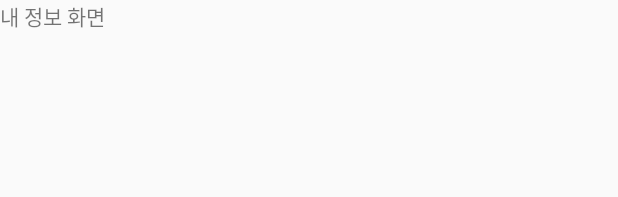
After one commit to smlrkh1107/SignIn_and_Intent_Address, an Android app: the layout activity_my_page.xml on its own in the app's theme, with its tools: preview values and no code run, on a phone screen of 412 x 824 dp. The commit adds this screen. Shown: the top 197 px of the screen. Run offline under Robolectric (Android 15) with nearby library versions, the phone set to English and light mode, and no system bars.

Commit message:
새 액티비티 추가
<!--        액티비티 추가되면~~ 액티비티가 추가되는게 보이니~~?-->
<!--        뭐가먼저 실행될 것 같니 ??? intent-Filter가 들어가있는거 먼저 실행된단다-->

```diff
--- a/app/src/main/AndroidManifest.xml
+++ b/app/src/main/AndroidManifest.xml
@@ -9,6 +9,11 @@
         android:roundIcon="@mipmap/ic_launcher_round"
         android:supportsRtl="true"
         android:theme="@style/AppTheme">
+        <activity android:name=".MyPageActivity"></activity>
+
+<!--        액티비티 추가되면~~ 액티비티가 추가되는게 보이니~~?-->
+<!--        뭐가먼저 실행될 것 같니 ??? intent-Filter가 들어가있는거 먼저 실행된단다-->
+
         <activity android:name=".MainActivity">
             <intent-filter>
                 <action android:name="android.intent.action.MAIN" />
--- /dev/null
+++ b/app/src/main/res/layout/activity_my_page.xml
@@ -0,0 +1,15 @@
+<?xml version="1.0" encoding="utf-8"?>
+<LinearLayout xmlns:android="http://schemas.android.com/apk/res/android"
+    xmlns:app="http://schemas.android.com/apk/res-auto"
+    xmlns:tools="http://schemas.android.com/tools"
+    android:layout_width="match_parent"
+    android:layout_height="match_parent"
+    tools:context=".MyPageActivity"
+    android:orientation="vertical">
+
+    <TextView
+        android:layout_width="wrap_content"
+        android:layout_height="wrap_content"
+        android:text="내 정보 화면"/>
+
+</LinearLayout>
--- a/app/src/main/res/values/colors.xml
+++ b/app/src/main/res/values/colors.xml
@@ -1,6 +1,9 @@
 <?xml version="1.0" encoding="utf-8"?>
 <resources>
     <color name="colorPrimary">#6200EE</color>
+<!--    제목 줄 색깔-->
     <color name="colorPrimaryDark">#3700B3</color>
+<!--    상단 상태표시줄 색-->
     <color name="colorAccent">#03DAC5</color>
+<!--    선택된 버튼, 활성화된 글씨치는 창 아래 컬러를 의미-->
 </resources>
--- a/app/src/main/res/values/strings.xml
+++ b/app/src/main/res/values/strings.xml
@@ -1,3 +1,3 @@
 <resources>
-    <string name="app_name">Sign_in_solve_practice</string>
+    <string name="app_name">회원가입연습</string>
 </resources>
```
Also changed, not shown: app/src/main/java/kun/hee/sign_in_solve_practice/MyPageActivity.kt (added, +12 -0 lines).
